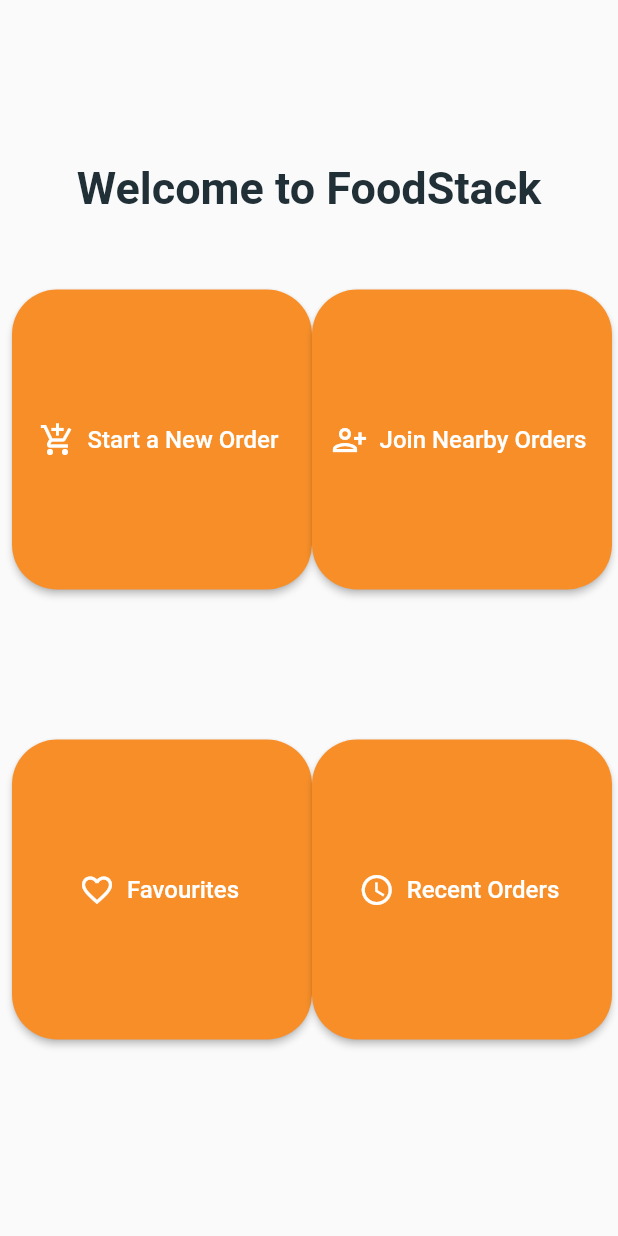
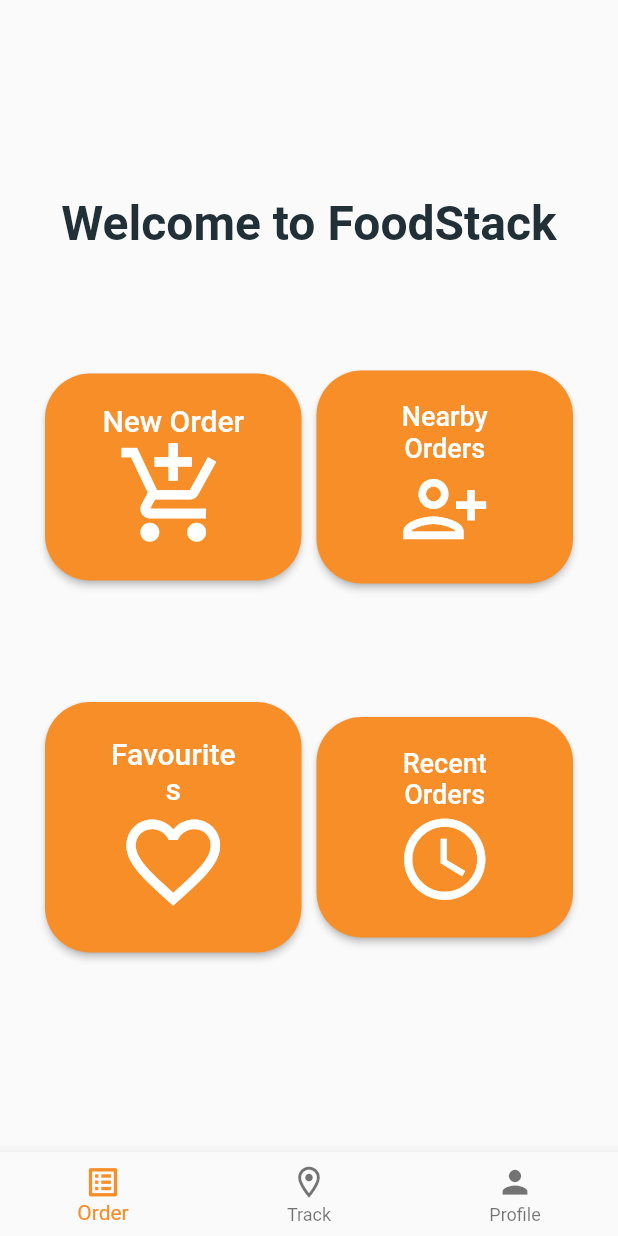
Before and after one commit to Team-APPetite/FoodStack, a Flutter app: the HomeScreen screen opened directly, on a phone screen of 412 x 824 dp. Run offline on Flutter 3.47's test engine with Material 2 defaults, Android fonts, the phone set to English and light mode, and no system bars; our stand-ins replace firebase_auth, firebase_core, fluttertoast; accounts and stored records are empty; Roboto replaces fonts that are missing (Avenir).

Commit message:
Updates to Home Screen

```diff
--- a/lib/src/screens/home.dart
+++ b/lib/src/screens/home.dart
@@ -11,14 +11,14 @@ class _HomeScreenState extends State<HomeScreen> {
   Widget build(BuildContext context) {
     return Scaffold(
       body: Padding(
-          padding: EdgeInsets.all(8.0),
+          padding: EdgeInsets.all(30.0),
           child: Column(children: [
             SizedBox(height: 100.0),
             Text(
               'Welcome to FoodStack',
               style: TextStyle(
                 fontFamily: 'Avenir',
-                fontSize: 30.0,
+                fontSize: 32.0,
                 fontWeight: FontWeight.bold,
                 color: ThemeColors.dark,
               ),
@@ -27,19 +27,22 @@ class _HomeScreenState extends State<HomeScreen> {
             Row(
               mainAxisAlignment: MainAxisAlignment.center,
               children: [
-                SizedBox(height: 300.0),
-                ConstrainedBox(
-                  constraints: BoxConstraints.tightFor(width: 200, height: 200),
-                  child: ElevatedButton.icon(
+                Expanded(
+                  child: ElevatedButton(
                   onPressed: () {},
-
-                   icon: Icon(Icons.add_shopping_cart),
-
-                   label: Text(
-                      'Start a New Order',
+                   child: Padding(
+                     padding: const EdgeInsets.all(20.0),
+                     child: Column(
+                       children: [
+                         Text(
+                            'New Order',
                             textAlign: TextAlign.center,
                             style: TextStyle(
-                        fontSize: 16.0,
+                              fontSize: 20.0,
+                            ),
+                          ),
+                         Icon(Icons.add_shopping_cart, size: 75,),
+                       ],
                      ),
                    ),
 
@@ -51,16 +54,26 @@ class _HomeScreenState extends State<HomeScreen> {
                   ),
                   ),
                 ),
-                ConstrainedBox(
-                  constraints: BoxConstraints.tightFor(width: 200, height: 200),
-                  child: ElevatedButton.icon(
+                SizedBox(width: 10, height: 300.0),
+                Expanded (
+                  child: ElevatedButton(
                   onPressed: () {},
-                    icon: Icon(Icons.person_add_alt_1_outlined),
-                    label: Text(
-                      'Join Nearby Orders',
+                    // Icon(Icons.person_add_alt_1_outlined),
+                    child: Padding(
+                      padding: const EdgeInsets.all(20.0),
+                      child: Column(
+                        mainAxisAlignment: MainAxisAlignment.center,
+                        children: [
+
+                          Text(
+                            'Nearby Orders',
                              textAlign: TextAlign.center,
                              style: TextStyle(
-                        fontSize: 16.0,
+                              fontSize: 18.0,
+                            ),
+                          ),
+                          Icon(Icons.person_add_alt_1_outlined, size: 60,),
+                        ],
                       ),
                     ),
                     style: ElevatedButton.styleFrom(
@@ -77,17 +90,22 @@ class _HomeScreenState extends State<HomeScreen> {
             Row(
               mainAxisAlignment: MainAxisAlignment.center,
               children: [
-                SizedBox(height: 300.0),
-                ConstrainedBox(
-                  constraints: BoxConstraints.tightFor(width: 200, height: 200),
-                  child: ElevatedButton.icon(
+                Expanded(
+                  child: ElevatedButton(
                       onPressed: () {},
-                        icon: Icon(Icons.favorite_border_outlined),
-                        label: Text(
+                        child: Padding(
+                          padding: const EdgeInsets.all(23.0),
+                          child: Column(
+                            children: [
+                              Text(
                                 'Favourites',
                                 textAlign: TextAlign.center,
                                 style: TextStyle(
-                            fontSize: 16.0,
+                                  fontSize: 20.0,
+                                ),
+                              ),
+                              Icon(Icons.favorite_border_outlined,size: 75),
+                            ],
                           ),
                         ),
 
@@ -99,17 +117,23 @@ class _HomeScreenState extends State<HomeScreen> {
                       ),
                   ),
                 ),
-
-                ConstrainedBox(
-                  constraints: BoxConstraints.tightFor(width: 200, height: 200),
-                  child:ElevatedButton.icon(
+                SizedBox(width: 10, height: 150.0),
+                Expanded(
+                  child: ElevatedButton(
                     onPressed: () {},
-                      icon: Icon(Icons.access_time),
-                      label: Text(
+                      child: Padding(
+                        padding: const EdgeInsets.all(20.0),
+                        child: Column(
+                          children: [
+                            Text(
                               'Recent Orders',
                               textAlign: TextAlign.center,
                               style: TextStyle(
-                         fontSize: 16.0,
+                               fontSize: 18.0,
+                            ),
+                    ),
+                            Icon(Icons.access_time_outlined, size: 65),
+                          ],
                         ),
                       ),
 
@@ -123,8 +147,27 @@ class _HomeScreenState extends State<HomeScreen> {
                 ),
               ],
             ),
+
           ],
           )
+      ),
+      bottomNavigationBar: BottomNavigationBar(
+        items: const <BottomNavigationBarItem>[
+          BottomNavigationBarItem(
+            icon: Icon(Icons.list_alt_outlined, size: 25),
+            label: 'Order',
+          ),
+          BottomNavigationBarItem(
+            icon: Icon(Icons.location_on_outlined, size: 25),
+            label: 'Track',
+          ),
+          BottomNavigationBarItem(
+            icon: Icon(Icons.person, size: 25),
+            label: 'Profile',
+          ),
+        ],
+        selectedItemColor: ThemeColors.oranges,
+
       ),
     );
   }
```
Lines whose indentation alone changed are shown as unchanged.
